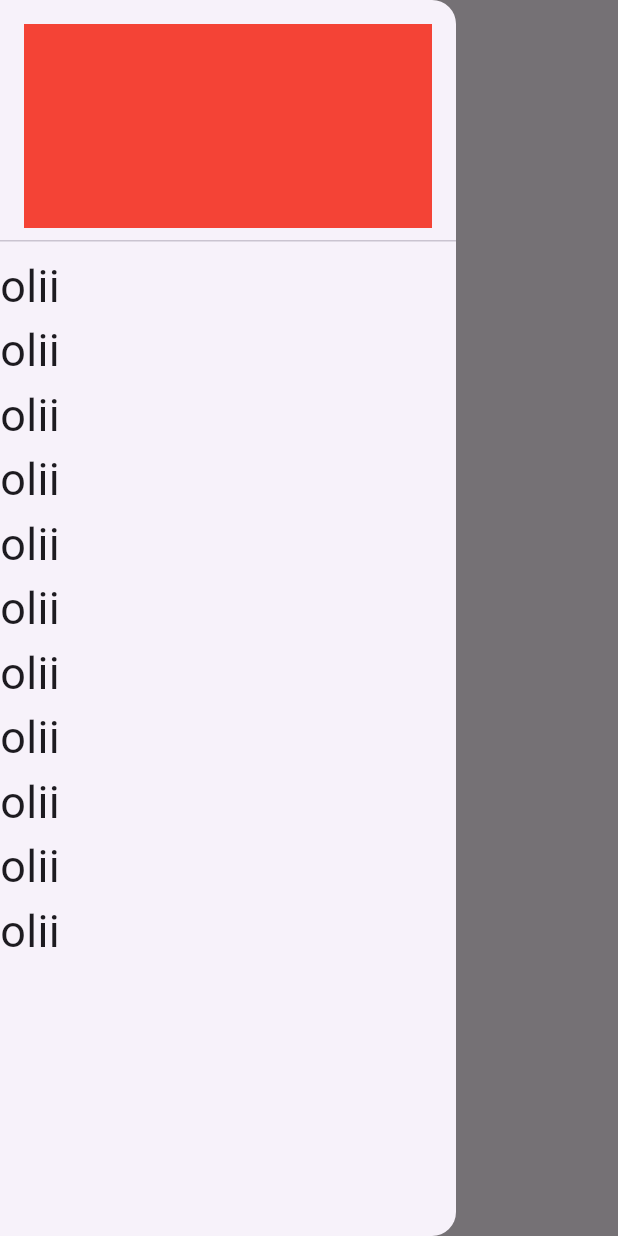
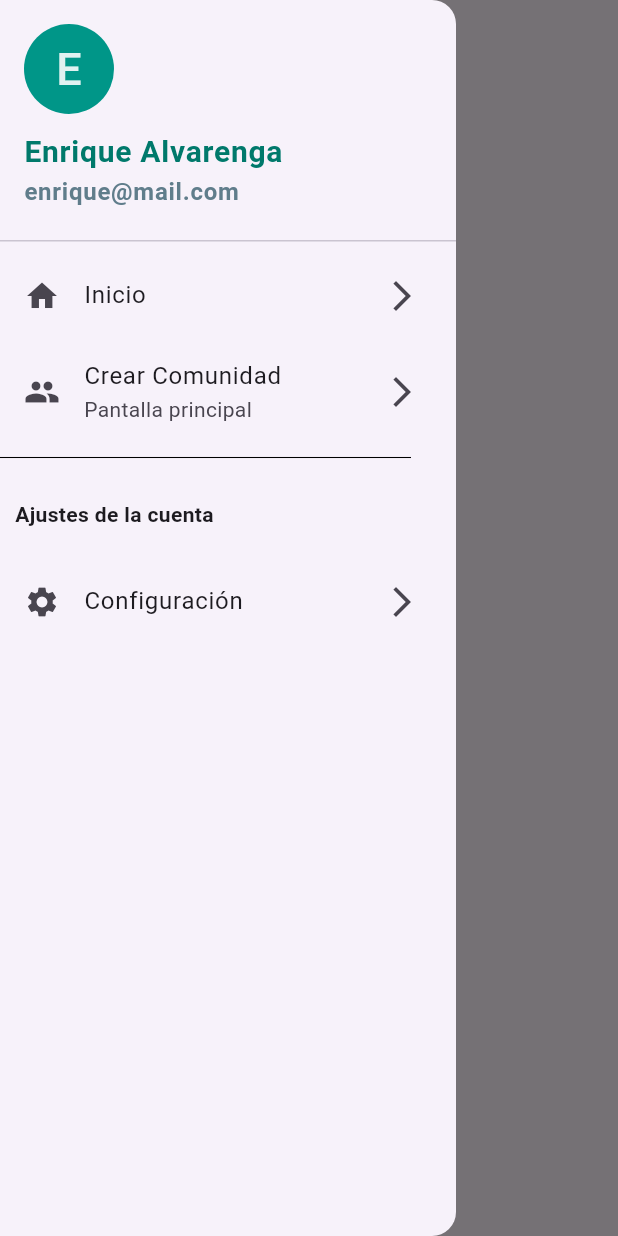
Before and after one commit to jalvarenga-unah/IS513-I-PAC-2025, a Flutter app: the screen it shows after launch, with the side drawer open, on a phone screen of 412 x 824 dp. Run offline on Flutter 3.47's test engine with Material 3 defaults, Android fonts, the phone set to English and light mode, and no system bars.

Commit message:
Creacion de widgets personalizados, uso de ListTile, CircleAvatar, Divider

```diff
--- a/intro-flutter/redit_clone/lib/src/views/home_page.dart
+++ b/intro-flutter/redit_clone/lib/src/views/home_page.dart
@@ -1,4 +1,5 @@
 import 'package:flutter/material.dart';
+import 'package:redit_clone/src/widgets/side_menu.dart';
 
 class HomePage extends StatelessWidget {
   const HomePage({super.key});
@@ -9,63 +10,7 @@ class HomePage extends StatelessWidget {
       appBar: AppBar(
         title: const Text('Reddit'),
       ),
-      drawer: Drawer(
-        child: SafeArea(
-          child: ListView(
-            children: [
-              DrawerHeader(
-                child: Container(
-                  color: Colors.red,
-                ),
-              ),
-              Text(
-                'olii',
-                style: TextStyle(fontSize: 30),
-              ),
-              Text(
-                'olii',
-                style: TextStyle(fontSize: 30),
-              ),
-              Text(
-                'olii',
-                style: TextStyle(fontSize: 30),
-              ),
-              Text(
-                'olii',
-                style: TextStyle(fontSize: 30),
-              ),
-              Text(
-                'olii',
-                style: TextStyle(fontSize: 30),
-              ),
-              Text(
-                'olii',
-                style: TextStyle(fontSize: 30),
-              ),
-              Text(
-                'olii',
-                style: TextStyle(fontSize: 30),
-              ),
-              Text(
-                'olii',
-                style: TextStyle(fontSize: 30),
-              ),
-              Text(
-                'olii',
-                style: TextStyle(fontSize: 30),
-              ),
-              Text(
-                'olii',
-                style: TextStyle(fontSize: 30),
-              ),
-              Text(
-                'olii',
-                style: TextStyle(fontSize: 30),
-              ),
-            ],
-          ),
-        ),
-      ),
+      drawer: SideMenu(),
       body: const Center(
         child: Text('Holaaaaaaaa'),
       ),
--- /dev/null
+++ b/intro-flutter/redit_clone/lib/src/widgets/header_side_menu.dart
@@ -0,0 +1,50 @@
+import 'package:flutter/material.dart';
+
+class HeaderSideMenu extends StatelessWidget {
+  const HeaderSideMenu({
+    super.key,
+    required this.title,
+    required this.email,
+  });
+
+  final String title;
+  final String email;
+
+  @override
+  Widget build(BuildContext context) {
+    return DrawerHeader(
+      child: Column(
+        crossAxisAlignment: CrossAxisAlignment.start,
+        children: [
+          CircleAvatar(
+            radius: 30,
+            backgroundColor: Colors.teal,
+            child: Text(
+              title[0],
+              style: TextStyle(
+                fontSize: 30,
+                color: Colors.teal[50],
+              ),
+            ),
+          ),
+          SizedBox(height: 10),
+          Text(
+            title,
+            style: TextStyle(
+              color: Colors.teal[700],
+              fontSize: 20,
+              fontWeight: FontWeight.bold,
+            ),
+          ),
+          Text(
+            email,
+            style: TextStyle(
+              color: Colors.blueGrey,
+              fontWeight: FontWeight.bold,
+            ),
+          )
+        ],
+      ),
+    );
+  }
+}
--- /dev/null
+++ b/intro-flutter/redit_clone/lib/src/widgets/side_menu.dart
@@ -0,0 +1,60 @@
+import 'package:flutter/material.dart';
+import 'package:redit_clone/src/widgets/header_side_menu.dart';
+
+class SideMenu extends StatelessWidget {
+  const SideMenu({super.key});
+
+  @override
+  Widget build(BuildContext context) {
+    return Drawer(
+      child: SafeArea(
+        child: ListView(
+          children: [
+            HeaderSideMenu(
+              title: 'Enrique Alvarenga',
+              email: 'enrique@mail.com',
+            ),
+            ListTile(
+              leading: Icon(Icons.home),
+              trailing: Icon(Icons.arrow_forward_ios_outlined),
+              title: Text('Inicio'),
+              onTap: () {},
+              // subtitle: Text('Pantalla principal de reseñas'),
+            ),
+            ListTile(
+              leading: Icon(Icons.people),
+              trailing: Icon(Icons.arrow_forward_ios_outlined),
+              title: Text('Crear Comunidad'),
+              onTap: () {},
+              subtitle: Text('Pantalla principal'),
+            ),
+            Divider(
+              endIndent: 30,
+              color: Colors.black,
+              thickness: 0.7,
+            ),
+            Padding(
+              padding: EdgeInsets.symmetric(
+                horizontal: 10,
+                vertical: 20,
+              ),
+              child: Text(
+                'Ajustes de la cuenta',
+                style: TextStyle(
+                  fontWeight: FontWeight.bold,
+                ),
+              ),
+            ),
+            ListTile(
+              leading: Icon(Icons.settings),
+              trailing: Icon(Icons.arrow_forward_ios_outlined),
+              title: Text('Configuración'),
+              onTap: () {},
+              // subtitle: Text('Pantalla principal de reseñas'),
+            ),
+          ],
+        ),
+      ),
+    );
+  }
+}
```
